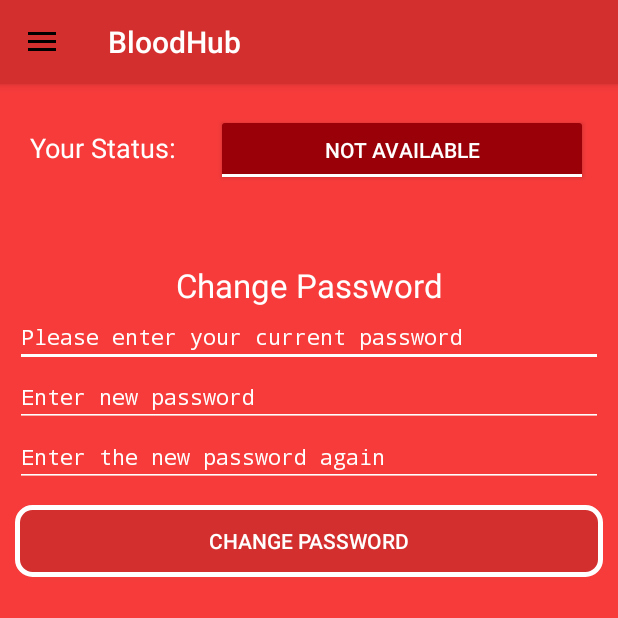
After one commit to izelgurbuz/BloodHub-Android-App, an Android app: the UserProfileActivity screen opened directly, with no data from a screen before it, on a phone screen of 412 x 824 dp, the top half of it. The commit adds this screen. Run offline under Robolectric (Android 15) with nearby library versions, the phone set to English and light mode, and no system bars.

Commit message:
User profile is added
Minor changes had done.

```diff
--- a/app/src/main/AndroidManifest.xml
+++ b/app/src/main/AndroidManifest.xml
@@ -44,6 +44,11 @@
         <activity
             android:name=".activities.RegisterActivity"
             android:theme="@style/AppTheme.NoActionBar"
+            android:screenOrientation="portrait"/>
+
+        <activity
+            android:name=".activities.UserProfileActivity"
+            android:theme="@style/AppTheme"
             android:screenOrientation="portrait"/>
         <activity
             android:name=".activities.myReceivedNotificationActivity"
--- a/app/src/main/java/com/bloodhub/android/Constants.java
+++ b/app/src/main/java/com/bloodhub/android/Constants.java
@@ -41,6 +41,10 @@ public class Constants {
 
     public static final String URL_getCities = ROOT_URL + "getCities/" + secret_Key;
 
+    public static final String URL_changePassword = ROOT_URL + "updatePassword/" + secret_Key;
+
+    public static final String URL_setAvailability = ROOT_URL + "setAvailability/" + secret_Key;
+
 
 
 }
--- a/app/src/main/java/com/bloodhub/android/activities/CreateNotificationActivity.java
+++ b/app/src/main/java/com/bloodhub/android/activities/CreateNotificationActivity.java
@@ -386,6 +386,7 @@ public class CreateNotificationActivity extends BaseActivity implements AdapterV
                             alert.setPositiveButton( "OK", new DialogInterface.OnClickListener() {
                                 public void onClick(DialogInterface dialog, int which) {
 
+                                    dialog.dismiss();
                                 }
                             });
                             alert.setCancelable(false);
--- a/app/src/main/java/com/bloodhub/android/activities/RegisterActivity.java
+++ b/app/src/main/java/com/bloodhub/android/activities/RegisterActivity.java
@@ -540,8 +540,9 @@ public class RegisterActivity extends AppCompatActivity implements AdapterView.O
                         alert.setMessage( "You succesfully registered. Please go to your Email and confirm your account." );
                         alert.setPositiveButton( "OK", new DialogInterface.OnClickListener() {
                             public void onClick(DialogInterface dialog, int which) {
+
+                                startActivity(new Intent(getApplicationContext(), MainActivity.class));
                                 finish();
-                                startActivity(new Intent(getApplicationContext(), MainActivity.class));
                             }
                         });
                         alert.setCancelable(false);
--- a/app/src/main/res/layout/activity_profile.xml
+++ b/app/src/main/res/layout/activity_profile.xml
@@ -135,7 +135,7 @@
 
                     android:layout_width="match_parent"
                     android:layout_height="wrap_content"
-                    android:text="Create New Blood Alert"
+                    android:text="Create New Blood Notification"
                     android:textAlignment="center"
                     android:textAppearance="@android:style/TextAppearance.Material.Large"
                     />
--- /dev/null
+++ b/app/src/main/res/layout/activity_user_profile2.xml
@@ -0,0 +1,139 @@
+<?xml version="1.0" encoding="utf-8"?>
+<android.support.v4.widget.DrawerLayout xmlns:android="http://schemas.android.com/apk/res/android"
+    xmlns:app="http://schemas.android.com/apk/res-auto"
+    xmlns:tools="http://schemas.android.com/tools"
+    android:id="@+id/drawer_layout"
+    android:layout_width="match_parent"
+    android:layout_height="match_parent">
+
+
+    <android.support.constraint.ConstraintLayout
+        android:layout_width="match_parent"
+        android:layout_height="match_parent"
+        tools:context="com.bloodhub.android.activities.Blog"
+        android:background="@color/sweetprimary"
+        >
+
+        <LinearLayout
+            android:layout_width="match_parent"
+            android:layout_height="wrap_content"
+            android:orientation="vertical"
+            android:padding="10dp">
+
+            <LinearLayout
+                android:layout_width="match_parent"
+                android:layout_height="match_parent"
+                android:orientation="horizontal"
+                android:padding="10dp">
+
+                <TextView
+                    android:id="@+id/textView"
+                    android:layout_width="match_parent"
+                    android:layout_height="wrap_content"
+                    android:layout_weight="2"
+                    android:text="Your Status:"
+                    android:textAppearance="@android:style/TextAppearance.Material.Medium"
+                    android:textColor="@color/text_color_primary"
+                   />
+
+                <ToggleButton
+                    android:textColor="@color/text_color_primary"
+                    android:id="@+id/availabilityToggle"
+                    android:layout_width="match_parent"
+                    android:layout_height="wrap_content"
+                    android:layout_weight="1"
+                    android:textOff="Not Available"
+                    android:textOn="Available" />
+            </LinearLayout>
+
+            <View
+                android:layout_width="match_parent"
+                android:layout_height="1dp"
+                android:layout_margin="10dp" />
+
+            <TextView
+                android:layout_marginTop="20dp"
+                android:layout_width="match_parent"
+                android:textAlignment="center"
+                android:layout_height="wrap_content"
+                android:text="Change Password"
+                android:textColor="@color/text_color_primary"
+                android:textAppearance="@android:style/TextAppearance.Material.Large" />
+
+            <EditText
+                android:id="@+id/oldPassword"
+                style="@android:style/Widget.Material.EditText"
+                android:layout_width="match_parent"
+                android:layout_height="wrap_content"
+                android:ems="10"
+                android:hint="@string/old_password"
+                android:textColor="@color/text_color_primary"
+                android:textColorHint="@color/text_color_primary"
+                android:textAppearance="@android:style/TextAppearance.Material.Small"
+                android:theme="@style/MyWAccent"
+                android:inputType="textPassword" />
+
+            <EditText
+                android:id="@+id/newPassword"
+                style="@android:style/Widget.Material.EditText"
+                android:layout_width="match_parent"
+                android:layout_height="wrap_content"
+                android:ems="10"
+                android:hint="@string/new_password"
+                android:textColor="@color/text_color_primary"
+                android:textColorHint="@color/text_color_primary"
+                android:textAppearance="@android:style/TextAppearance.Material.Small"
+                android:theme="@style/MyWAccent"
+                android:inputType="textPassword" />
+
+            <EditText
+                android:id="@+id/newPasswordConfirmation"
+                style="@android:style/Widget.Material.EditText"
+                android:layout_width="match_parent"
+                android:layout_height="wrap_content"
+                android:ems="10"
+                android:hint="@string/new_password_confirmation"
+                android:textColor="@color/text_color_primary"
+                android:textColorHint="@color/text_color_primary"
+                android:textAppearance="@android:style/TextAppearance.Material.Small"
+                android:theme="@style/MyWAccent"
+                android:inputType="textPassword" />
+
+            <Button
+                android:id="@+id/buttonChange"
+                style="@android:style/Widget.Material.Button.Colored"
+                android:layout_width="match_parent"
+                android:layout_height="wrap_content"
+                android:layout_marginBottom="12dp"
+                android:layout_marginTop="12dp"
+                android:background="@drawable/my_button_bg"
+                android:padding="12dp"
+                android:text="@string/change"
+                android:textAlignment="center"
+                android:textColor="@android:color/white" />
+
+        </LinearLayout>
+
+
+        <ProgressBar
+            android:id="@+id/progressBar"
+            style="@android:style/Widget.Material.ProgressBar"
+            android:layout_width="wrap_content"
+            android:layout_height="wrap_content"
+            android:layout_centerHorizontal="true"
+            android:layout_centerVertical="true"
+            android:visibility="gone" />
+
+
+    </android.support.constraint.ConstraintLayout>
+
+    <ListView
+        android:id="@+id/navList"
+        android:layout_width="200dp"
+        android:layout_height="match_parent"
+        android:layout_gravity="left|start"
+        android:background="#ffeeeeee"
+        android:choiceMode="singleChoice"
+        android:descendantFocusability="blocksDescendants" />
+
+</android.support.v4.widget.DrawerLayout>
--- a/app/src/main/res/values/strings.xml
+++ b/app/src/main/res/values/strings.xml
@@ -169,5 +169,11 @@
     <string name="options_2">Opt 2</string>
     <string name="options_3">Opt 3</string>
     <string name="options_4">Opt 4</string>
+    <string name="title_activity_user_profile">UserProfileActivity</string>
+    <string name="old_password">Please enter your current password</string>
+    <string name="new_password">Enter new password</string>
+    <string name="new_password_confirmation">Enter the new password again</string>
+    <string name="change">Change Password</string>
+    <string name="profile">Profile</string>
 
 </resources>
```
Also changed, not shown: app/src/main/java/com/bloodhub/android/activities/BaseActivity.java (+8 -2 lines), app/src/main/java/com/bloodhub/android/activities/UserProfileActivity.java (added, +199 -0 lines), app/src/main/java/com/bloodhub/android/activities/notificationResponseActivity.java (+8 -2 lines).
